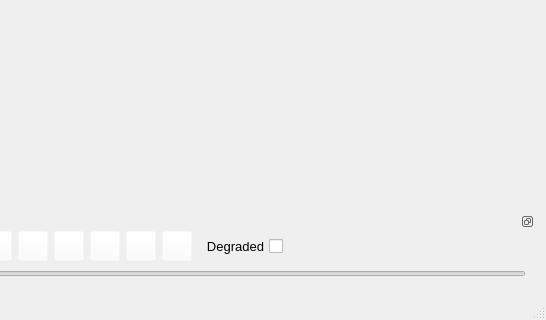
First picture: the form in src/video_annotator/mainwindow.ui, repository cvisionai/Tator-Native, before the edit; both pictures show x 276 to 822 and y 244 to 564 of the 822 by 564 pixel window.
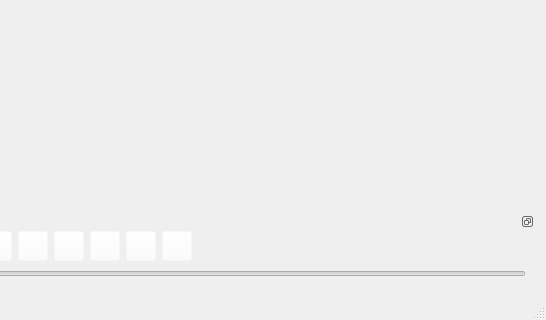
Second picture: the form after the edit.

Commit message: Get rid of more degraded state stuff

```diff
--- a/src/video_annotator/mainwindow.ui
+++ b/src/video_annotator/mainwindow.ui
@@ -456,33 +456,6 @@
                   </property>
                  </widget>
                 </item>
-                <item>
-                 <widget class="QCheckBox" name="degradedStatus">
-                  <property name="minimumSize">
-                   <size>
-                    <width>85</width>
-                    <height>0</height>
-                   </size>
-                  </property>
-                  <property name="maximumSize">
-                   <size>
-                    <width>85</width>
-                    <height>20</height>
-                   </size>
-                  </property>
-                  <property name="font">
-                   <font>
-                    <pointsize>10</pointsize>
-                   </font>
-                  </property>
-                  <property name="layoutDirection">
-                   <enum>Qt::RightToLeft</enum>
-                  </property>
-                  <property name="text">
-                   <string>Degraded</string>
-                  </property>
-                 </widget>
-                </item>
                 <item>
                  <widget class="QLabel" name="currentSpeed">
                   <property name="sizePolicy">
```
The commit also changes 2 other files.
